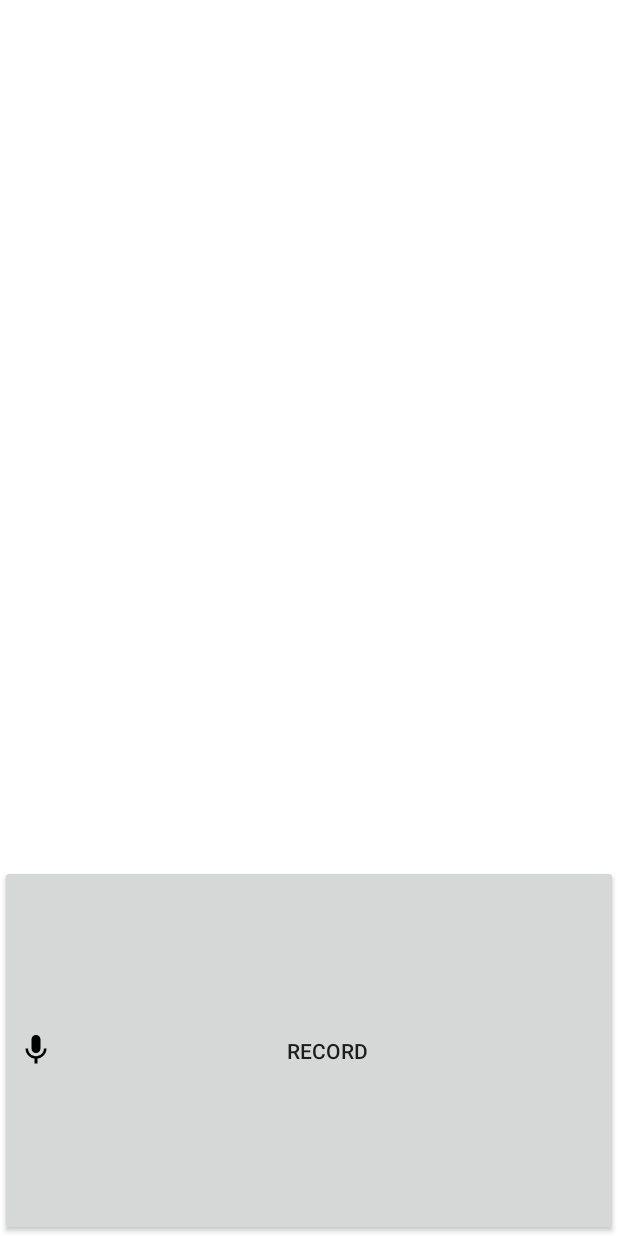
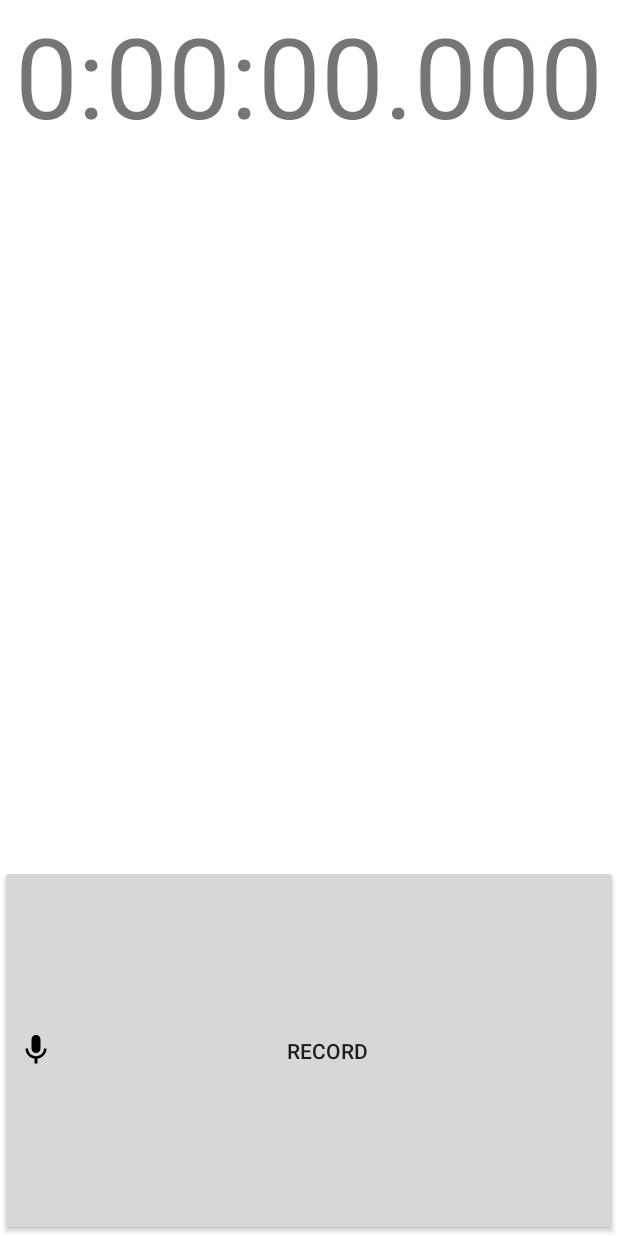
Before and after one commit to rootmos/audio-journal, an Android app: the RecordingActivity screen opened directly, with no data from a screen before it, on a phone screen of 412 x 824 dp. Run offline under Robolectric (Android 15) with nearby library versions, the phone set to English and light mode, and no system bars; libraries missing offline, so code that uses them is left out: net.sourceforge.javaflacencoder; 4 statements that could not run were skipped.

Commit message:
Scale recording status and make the recording layout orientation aware

```diff
--- a/android/app/src/main/java/RecordingActivity.java
+++ b/android/app/src/main/java/RecordingActivity.java
@@ -54,8 +54,7 @@ public class RecordingActivity extends Activity implements
     };
 
     public void recordingProgress(float s) {
-        status_text.setText(String.format("Recording: %s",
-                    Utils.formatDuration(s)));
+        status_text.setText(Utils.formatDurationLong(s));
     }
 
     @Override
@@ -66,6 +65,8 @@ public class RecordingActivity extends Activity implements
         setContentView(R.layout.activity_recording);
 
         status_text = (TextView)findViewById(R.id.status);
+        status_text.setAutoSizeTextTypeWithDefaults(
+                TextView.AUTO_SIZE_TEXT_TYPE_UNIFORM);
 
         start_button = (Button)findViewById(R.id.start_recording);
         start_button.setOnClickListener(new View.OnClickListener() {
--- a/android/app/src/main/java/Utils.java
+++ b/android/app/src/main/java/Utils.java
@@ -1,4 +1,7 @@
 package io.rootmos.audiojournal;
+
+import java.math.BigDecimal;
+import java.math.RoundingMode;
 
 import java.io.ByteArrayOutputStream;
 import java.io.InputStream;
@@ -17,7 +20,8 @@ public class Utils {
     }
 
     public static String formatDuration(float seconds) {
-        int s = (int)seconds;
+        int s = new BigDecimal(seconds).setScale(0, RoundingMode.HALF_UP)
+            .intValue();
         int m = s/60;
         int h = m/60;
         m -= h*60;
@@ -28,4 +32,16 @@ public class Utils {
             return String.format("%d:%02d:%02d", h, m, s);
         }
     }
+
+    public static String formatDurationLong(float seconds) {
+        int ms = new BigDecimal(seconds*1000).setScale(3, RoundingMode.HALF_UP)
+            .intValue();
+        int s = ms/1000;
+        int m = s/60;
+        int h = m/60;
+        m -= h*60;
+        s -= h*3600 + m*60;
+        ms -= h*3600000 + m*60000 + s*1000;
+        return String.format("%d:%02d:%02d.%03d", h, m, s, ms);
+    }
 }
--- /dev/null
+++ b/android/app/src/main/res/layout-land/activity_recording.xml
@@ -0,0 +1,43 @@
+<?xml version="1.0" encoding="utf-8"?>
+<LinearLayout
+	xmlns:android="http://schemas.android.com/apk/res/android"
+	xmlns:tools="http://schemas.android.com/tools"
+	xmlns:app="http://schemas.android.com/apk/res-auto"
+	android:layout_width="match_parent"
+	android:layout_height="match_parent"
+	android:orientation="horizontal">
+
+	<TextView
+		android:id="@+id/status"
+		android:layout_height="match_parent"
+		android:layout_width="0dp"
+		android:layout_weight="70"
+		android:maxLines="1"
+		android:paddingLeft="10dp"
+		android:paddingRight="10dp"
+		android:text="0:00:00.000" />
+
+	<LinearLayout
+		android:orientation="vertical"
+		android:layout_height="match_parent"
+		android:layout_width="0dp"
+		android:layout_weight="30">
+
+		<Button
+			android:id="@+id/start_recording"
+			android:layout_width="match_parent"
+			android:layout_height="match_parent"
+			android:drawableStart="@drawable/start_recording"
+			android:text="@string/start_recording" />
+
+		<Button
+			android:id="@+id/stop_recording"
+			android:layout_width="match_parent"
+			android:layout_height="match_parent"
+			android:drawableStart="@drawable/stop_recording"
+			android:text="@string/stop_recording"
+			android:keepScreenOn="true"
+			android:visibility="gone" />
+	</LinearLayout>
+
+</LinearLayout>
--- /dev/null
+++ b/android/app/src/main/res/layout-port/activity_recording.xml
@@ -0,0 +1,43 @@
+<?xml version="1.0" encoding="utf-8"?>
+<LinearLayout
+	xmlns:android="http://schemas.android.com/apk/res/android"
+	xmlns:tools="http://schemas.android.com/tools"
+	xmlns:app="http://schemas.android.com/apk/res-auto"
+	android:layout_width="match_parent"
+	android:layout_height="match_parent"
+	android:orientation="vertical">
+
+	<TextView
+		android:id="@+id/status"
+		android:layout_width="match_parent"
+		android:layout_height="0dp"
+		android:layout_weight="70"
+		android:maxLines="1"
+		android:paddingLeft="10dp"
+		android:paddingRight="10dp"
+		android:text="0:00:00.000" />
+
+	<LinearLayout
+		android:orientation="horizontal"
+		android:layout_width="match_parent"
+		android:layout_height="0dp"
+		android:layout_weight="30">
+
+		<Button
+			android:id="@+id/start_recording"
+			android:layout_width="match_parent"
+			android:layout_height="match_parent"
+			android:drawableStart="@drawable/start_recording"
+			android:text="@string/start_recording" />
+
+		<Button
+			android:id="@+id/stop_recording"
+			android:layout_width="match_parent"
+			android:layout_height="match_parent"
+			android:drawableStart="@drawable/stop_recording"
+			android:text="@string/stop_recording"
+			android:keepScreenOn="true"
+			android:visibility="gone" />
+	</LinearLayout>
+
+</LinearLayout>
--- a/android/app/src/main/res/layout/activity_recording.xml
+++ /dev/null
@@ -1,37 +0,0 @@
-<?xml version="1.0" encoding="utf-8"?>
-<LinearLayout
-	xmlns:android="http://schemas.android.com/apk/res/android"
-	android:layout_width="match_parent"
-	android:layout_height="match_parent"
-	android:orientation="vertical">
-
-<TextView
-	android:id="@+id/status"
-	android:layout_height="0dp"
-	android:layout_width="match_parent"
-	android:layout_weight="70" />
-
-<LinearLayout
-	android:orientation="horizontal"
-	android:layout_width="match_parent"
-	android:layout_height="0dp"
-	android:layout_weight="30">
-
-	<Button
-		android:id="@+id/start_recording"
-		android:layout_width="match_parent"
-		android:layout_height="match_parent"
-		android:drawableStart="@drawable/start_recording"
-		android:text="@string/start_recording" />
-
-	<Button
-		android:id="@+id/stop_recording"
-		android:layout_width="match_parent"
-		android:layout_height="match_parent"
-		android:drawableStart="@drawable/stop_recording"
-		android:text="@string/stop_recording"
-		android:keepScreenOn="true"
-		android:visibility="gone" />
-</LinearLayout>
-
-</LinearLayout>
```
